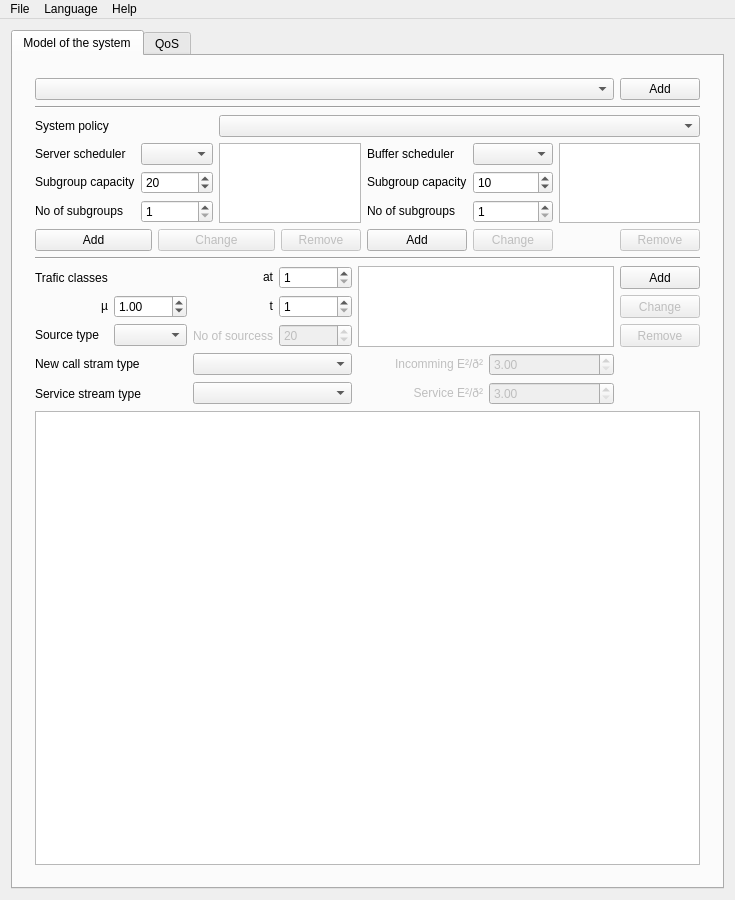
The window that mainwindow.ui (adamkaliszan/AnyStreamProcess) describes before a commit, drawn with Qt 5.
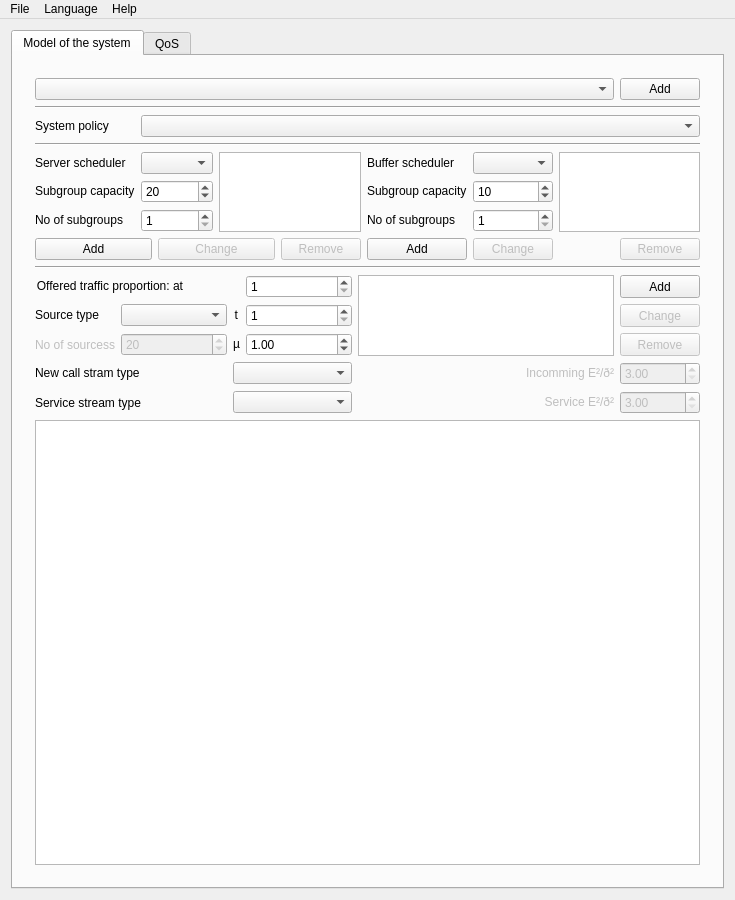
The same window after the commit. The open tabs and pages were chosen to show the change. Icons and pictures are not drawn. Custom widgets are drawn as their Qt base class.

Commit message: 3d gnuplot data

Diff of the .ui file:
```diff
--- a/mainwindow.ui
+++ b/mainwindow.ui
@@ -358,9 +358,6 @@
                  </property>
                 </widget>
                </item>
-               <item row="0" column="2" colspan="4">
-                <widget class="QComboBox" name="comboBoxSystemSchedulerAlgorithm"/>
-               </item>
                <item row="2" column="3">
                 <widget class="QLabel" name="label_subbufferScheduler">
                  <property name="text">
@@ -434,13 +431,23 @@
                  </property>
                 </widget>
                </item>
-               <item row="0" column="0" colspan="2">
+               <item row="0" column="0">
                 <widget class="QLabel" name="label_systemPolicy">
                  <property name="text">
                   <string>System policy</string>
                  </property>
                 </widget>
                </item>
+               <item row="0" column="1" colspan="5">
+                <widget class="QComboBox" name="comboBoxSystemSchedulerAlgorithm"/>
+               </item>
+               <item row="1" column="0" colspan="6">
+                <widget class="Line" name="line">
+                 <property name="orientation">
+                  <enum>Qt::Horizontal</enum>
+                 </property>
+                </widget>
+               </item>
               </layout>
              </item>
              <item row="1" column="2">
@@ -467,73 +474,6 @@
              <item row="8" column="2" colspan="2">
               <widget class="QComboBox" name="comboBox_CallServStrType"/>
              </item>
-             <item row="8" column="6">
-              <widget class="QDoubleSpinBox" name="doubleSpinBoxServiceExDx">
-               <property name="enabled">
-                <bool>false</bool>
-               </property>
-               <property name="sizePolicy">
-                <sizepolicy hsizetype="Minimum" vsizetype="Maximum">
-                 <horstretch>0</horstretch>
-                 <verstretch>0</verstretch>
-                </sizepolicy>
-               </property>
-               <property name="minimum">
-                <double>3.000000000000000</double>
-               </property>
-               <property name="maximum">
-                <double>1000.000000000000000</double>
-               </property>
-              </widget>
-             </item>
-             <item row="6" column="5">
-              <widget class="QLabel" name="labelClassesIncommingExDx">
-               <property name="enabled">
-                <bool>false</bool>
-               </property>
-               <property name="sizePolicy">
-                <sizepolicy hsizetype="Minimum" vsizetype="Maximum">
-                 <horstretch>0</horstretch>
-                 <verstretch>0</verstretch>
-                </sizepolicy>
-               </property>
-               <property name="text">
-                <string>Incomming E²/ð²</string>
-               </property>
-               <property name="alignment">
-                <set>Qt::AlignRight|Qt::AlignTrailing|Qt::AlignVCenter</set>
-               </property>
-              </widget>
-             </item>
-             <item row="1" column="2">
-              <widget class="QLabel" name="labelKlasyPropAT">
-               <property name="sizePolicy">
-                <sizepolicy hsizetype="Minimum" vsizetype="Maximum">
-                 <horstretch>0</horstretch>
-                 <verstretch>0</verstretch>
-                </sizepolicy>
-               </property>
-               <property name="text">
-                <string>at</string>
-               </property>
-               <property name="alignment">
-                <set>Qt::AlignRight|Qt::AlignTrailing|Qt::AlignVCenter</set>
-               </property>
-              </widget>
-             </item>
-             <item row="1" column="3">
-              <widget class="QSpinBox" name="spinBoxClassesAT">
-               <property name="sizePolicy">
-                <sizepolicy hsizetype="Minimum" vsizetype="Maximum">
-                 <horstretch>0</horstretch>
-                 <verstretch>0</verstretch>
-                </sizepolicy>
-               </property>
-               <property name="minimum">
-                <number>1</number>
-               </property>
-              </widget>
-             </item>
              <item row="1" column="5" rowspan="3" colspan="2">
               <widget class="QListWidget" name="listWidgetKlasy">
                <property name="sizePolicy">
@@ -595,35 +535,6 @@
                </property>
               </widget>
              </item>
-             <item row="1" column="0" colspan="2">
-              <widget class="QLabel" name="labelClasses">
-               <property name="text">
-                <string>Trafic classes</string>
-               </property>
-              </widget>
-             </item>
-             <item row="6" column="6">
-              <widget class="QDoubleSpinBox" name="doubleSpinBoxIncomingExDx">
-               <property name="enabled">
-                <bool>false</bool>
-               </property>
-               <property name="sizePolicy">
-                <sizepolicy hsizetype="Minimum" vsizetype="Maximum">
-                 <horstretch>0</horstretch>
-                 <verstretch>0</verstretch>
-                </sizepolicy>
-               </property>
-               <property name="minimum">
-                <double>3.000000000000000</double>
-               </property>
-               <property name="maximum">
-                <double>1000.000000000000000</double>
-               </property>
-               <property name="value">
-                <double>3.000000000000000</double>
-               </property>
-              </widget>
-             </item>
              <item row="8" column="0" colspan="2">
               <widget class="QLabel" name="label_CallServStreamType">
                <property name="text">
@@ -631,41 +542,6 @@
                </property>
               </widget>
              </item>
-             <item row="3" column="0">
-              <widget class="QLabel" name="label_trSrcType">
-               <property name="text">
-                <string>&lt;html&gt;&lt;head/&gt;&lt;body&gt;&lt;p&gt;Source type&lt;/p&gt;&lt;/body&gt;&lt;/html&gt;</string>
-               </property>
-              </widget>
-             </item>
-             <item row="3" column="1">
-              <widget class="QComboBox" name="comboBox_SourceType"/>
-             </item>
-             <item row="3" column="3">
-              <widget class="QSpinBox" name="spinBoxClassesSourcess">
-               <property name="enabled">
-                <bool>false</bool>
-               </property>
-               <property name="sizePolicy">
-                <sizepolicy hsizetype="Minimum" vsizetype="Maximum">
-                 <horstretch>0</horstretch>
-                 <verstretch>0</verstretch>
-                </sizepolicy>
-               </property>
-               <property name="minimum">
-                <number>1</number>
-               </property>
-               <property name="maximum">
-                <number>1000</number>
-               </property>
-               <property name="singleStep">
-                <number>10</number>
-               </property>
-               <property name="value">
-                <number>20</number>
-               </property>
-              </widget>
-             </item>
              <item row="6" column="0" colspan="2">
               <widget class="QLabel" name="label_NewCallStrType">
                <property name="text">
@@ -673,74 +549,105 @@
                </property>
               </widget>
              </item>
-             <item row="8" column="5">
-              <widget class="QLabel" name="labelClassesServiceExDx">
-               <property name="enabled">
-                <bool>false</bool>
-               </property>
-               <property name="sizePolicy">
-                <sizepolicy hsizetype="Minimum" vsizetype="Maximum">
-                 <horstretch>0</horstretch>
-                 <verstretch>0</verstretch>
-                </sizepolicy>
-               </property>
-               <property name="text">
-                <string>Service E²/ð²</string>
-               </property>
-               <property name="alignment">
-                <set>Qt::AlignRight|Qt::AlignTrailing|Qt::AlignVCenter</set>
-               </property>
-              </widget>
-             </item>
-             <item row="3" column="2">
-              <widget class="QLabel" name="labelClassesNumberOfSourcess">
-               <property name="enabled">
-                <bool>false</bool>
-               </property>
-               <property name="text">
-                <string>No of sourcess</string>
-               </property>
-               <property name="alignment">
-                <set>Qt::AlignRight|Qt::AlignTrailing|Qt::AlignVCenter</set>
-               </property>
-              </widget>
-             </item>
              <item row="6" column="2" colspan="2">
               <widget class="QComboBox" name="comboBox_NewCallStrType"/>
              </item>
-             <item row="2" column="1">
-              <widget class="QDoubleSpinBox" name="doubleSpinBoxClassesMu">
+             <item row="6" column="7">
+              <widget class="QDoubleSpinBox" name="doubleSpinBoxIncomingExDx">
+               <property name="enabled">
+                <bool>false</bool>
+               </property>
                <property name="sizePolicy">
                 <sizepolicy hsizetype="Minimum" vsizetype="Maximum">
                  <horstretch>0</horstretch>
                  <verstretch>0</verstretch>
                 </sizepolicy>
                </property>
+               <property name="minimum">
+                <double>3.000000000000000</double>
+               </property>
+               <property name="maximum">
+                <double>1000.000000000000000</double>
+               </property>
                <property name="value">
-                <double>1.000000000000000</double>
+                <double>3.000000000000000</double>
                </property>
               </widget>
              </item>
-             <item row="2" column="0">
-              <widget class="QLabel" name="labelKlasyMu">
+             <item row="8" column="7">
+              <widget class="QDoubleSpinBox" name="doubleSpinBoxServiceExDx">
+               <property name="enabled">
+                <bool>false</bool>
+               </property>
                <property name="sizePolicy">
                 <sizepolicy hsizetype="Minimum" vsizetype="Maximum">
                  <horstretch>0</horstretch>
                  <verstretch>0</verstretch>
                 </sizepolicy>
                </property>
+               <property name="minimum">
+                <double>3.000000000000000</double>
+               </property>
+               <property name="maximum">
+                <double>1000.000000000000000</double>
+               </property>
+              </widget>
+             </item>
+             <item row="6" column="5" colspan="2">
+              <widget class="QLabel" name="labelClassesIncommingExDx">
+               <property name="enabled">
+                <bool>false</bool>
+               </property>
+               <property name="sizePolicy">
+                <sizepolicy hsizetype="Minimum" vsizetype="Maximum">
+                 <horstretch>0</horstretch>
+                 <verstretch>0</verstretch>
+                </sizepolicy>
+               </property>
                <property name="text">
-                <string>µ</string>
+                <string>Incomming E²/ð²</string>
                </property>
                <property name="alignment">
                 <set>Qt::AlignRight|Qt::AlignTrailing|Qt::AlignVCenter</set>
                </property>
               </widget>
              </item>
+             <item row="8" column="5" colspan="2">
+              <widget class="QLabel" name="labelClassesServiceExDx">
+               <property name="enabled">
+                <bool>false</bool>
+               </property>
+               <property name="sizePolicy">
+                <sizepolicy hsizetype="Minimum" vsizetype="Maximum">
+                 <horstretch>0</horstretch>
+                 <verstretch>0</verstretch>
+                </sizepolicy>
+               </property>
+               <property name="text">
+                <string>Service E²/ð²</string>
+               </property>
+               <property name="alignment">
+                <set>Qt::AlignRight|Qt::AlignTrailing|Qt::AlignVCenter</set>
+               </property>
+              </widget>
+             </item>
+             <item row="1" column="3">
+              <widget class="QSpinBox" name="spinBoxClassesAT">
+               <property name="sizePolicy">
+                <sizepolicy hsizetype="Expanding" vsizetype="Maximum">
+                 <horstretch>0</horstretch>
+                 <verstretch>0</verstretch>
+                </sizepolicy>
+               </property>
+               <property name="minimum">
+                <number>1</number>
+               </property>
+              </widget>
+             </item>
              <item row="2" column="3">
               <widget class="QSpinBox" name="spinBoxClassesT">
                <property name="sizePolicy">
-                <sizepolicy hsizetype="Minimum" vsizetype="Maximum">
+                <sizepolicy hsizetype="Expanding" vsizetype="Maximum">
                  <horstretch>0</horstretch>
                  <verstretch>0</verstretch>
                 </sizepolicy>
@@ -753,7 +660,7 @@
              <item row="2" column="2">
               <widget class="QLabel" name="labelKlasyT">
                <property name="sizePolicy">
-                <sizepolicy hsizetype="Minimum" vsizetype="Maximum">
+                <sizepolicy hsizetype="Maximum" vsizetype="Maximum">
                  <horstretch>0</horstretch>
                  <verstretch>0</verstretch>
                 </sizepolicy>
@@ -766,6 +673,118 @@
                </property>
               </widget>
              </item>
+             <item row="3" column="3">
+              <widget class="QDoubleSpinBox" name="doubleSpinBoxClassesMu">
+               <property name="sizePolicy">
+                <sizepolicy hsizetype="Expanding" vsizetype="Maximum">
+                 <horstretch>0</horstretch>
+                 <verstretch>0</verstretch>
+                </sizepolicy>
+               </property>
+               <property name="value">
+                <double>1.000000000000000</double>
+               </property>
+              </widget>
+             </item>
+             <item row="3" column="2">
+              <widget class="QLabel" name="labelKlasyMu">
+               <property name="sizePolicy">
+                <sizepolicy hsizetype="Maximum" vsizetype="Maximum">
+                 <horstretch>0</horstretch>
+                 <verstretch>0</verstretch>
+                </sizepolicy>
+               </property>
+               <property name="text">
+                <string>µ</string>
+               </property>
+               <property name="alignment">
+                <set>Qt::AlignRight|Qt::AlignTrailing|Qt::AlignVCenter</set>
+               </property>
+              </widget>
+             </item>
+             <item row="3" column="1">
+              <widget class="QSpinBox" name="spinBoxClassesSourcess">
+               <property name="enabled">
+                <bool>false</bool>
+               </property>
+               <property name="sizePolicy">
+                <sizepolicy hsizetype="Minimum" vsizetype="Maximum">
+                 <horstretch>0</horstretch>
+                 <verstretch>0</verstretch>
+                </sizepolicy>
+               </property>
+               <property name="minimum">
+                <number>1</number>
+               </property>
+               <property name="maximum">
+                <number>1000</number>
+               </property>
+               <property name="singleStep">
+                <number>10</number>
+               </property>
+               <property name="value">
+                <number>20</number>
+               </property>
+              </widget>
+             </item>
+             <item row="3" column="0">
+              <widget class="QLabel" name="labelClassesNumberOfSourcess">
+               <property name="enabled">
+                <bool>false</bool>
+               </property>
+               <property name="sizePolicy">
+                <sizepolicy hsizetype="Maximum" vsizetype="Preferred">
+                 <horstretch>0</horstretch>
+                 <verstretch>0</verstretch>
+                </sizepolicy>
+               </property>
+               <property name="text">
+                <string>No of sourcess</string>
+               </property>
+               <property name="alignment">
+                <set>Qt::AlignRight|Qt::AlignTrailing|Qt::AlignVCenter</set>
+               </property>
+              </widget>
+             </item>
+             <item row="2" column="1">
+              <widget class="QComboBox" name="comboBox_SourceType">
+               <property name="sizePolicy">
+                <sizepolicy hsizetype="MinimumExpanding" vsizetype="Fixed">
+                 <horstretch>0</horstretch>
+                 <verstretch>0</verstretch>
+                </sizepolicy>
+               </property>
+              </widget>
+             </item>
+             <item row="2" column="0">
+              <widget class="QLabel" name="label_trSrcType">
+               <property name="sizePolicy">
+                <sizepolicy hsizetype="Maximum" vsizetype="Preferred">
+                 <horstretch>0</horstretch>
+                 <verstretch>0</verstretch>
+                </sizepolicy>
+               </property>
+               <property name="text">
+                <string>&lt;html&gt;&lt;head/&gt;&lt;body&gt;&lt;p&gt;Source type&lt;/p&gt;&lt;/body&gt;&lt;/html&gt;</string>
+               </property>
+              </widget>
+             </item>
+             <item row="1" column="0" colspan="3">
+              <widget class="QLabel" name="labelKlasyPropAT">
+               <property name="sizePolicy">
+                <sizepolicy hsizetype="Maximum" vsizetype="Maximum">
+                 <horstretch>0</horstretch>
+                 <verstretch>0</verstretch>
+                </sizepolicy>
+               </property>
+               <property name="text">
+                <string>Offered traffic proportion: at</string>
+               </property>
+               <property name="alignment">
+                <set>Qt::AlignRight|Qt::AlignTrailing|Qt::AlignVCenter</set>
+               </property>
+              </widget>
+             </item>
             </layout>
            </item>
            <item>
```
Left out of the diff: 38 changed lines with no effect on the pictures. The commit also changes 2 other files.
